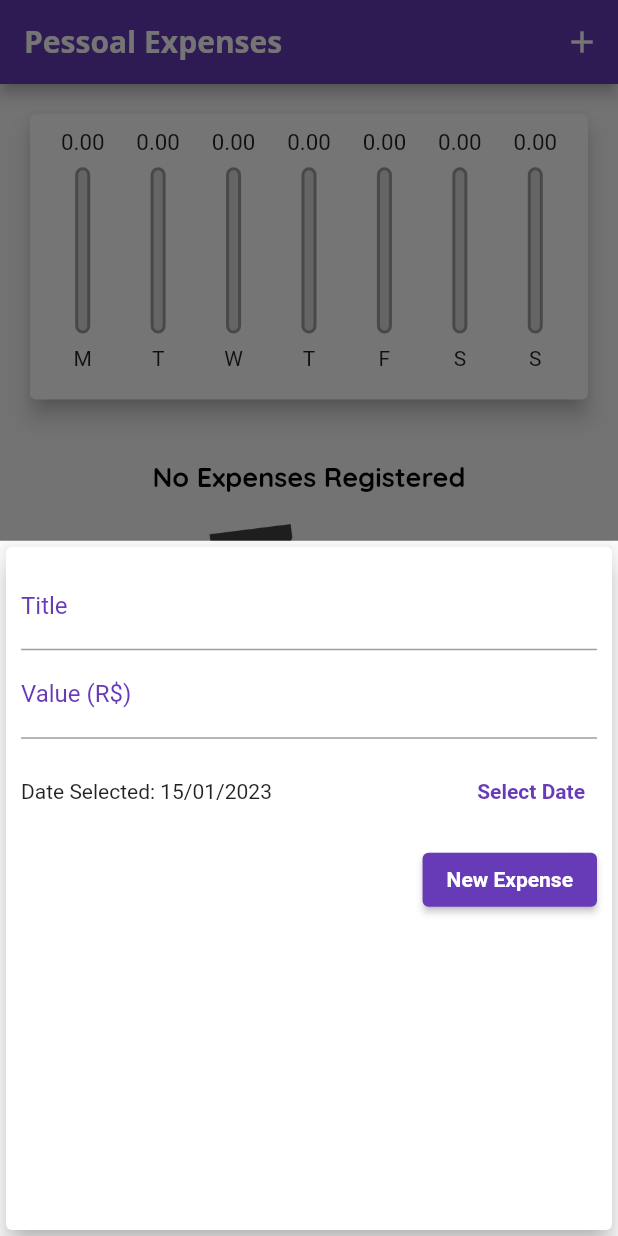
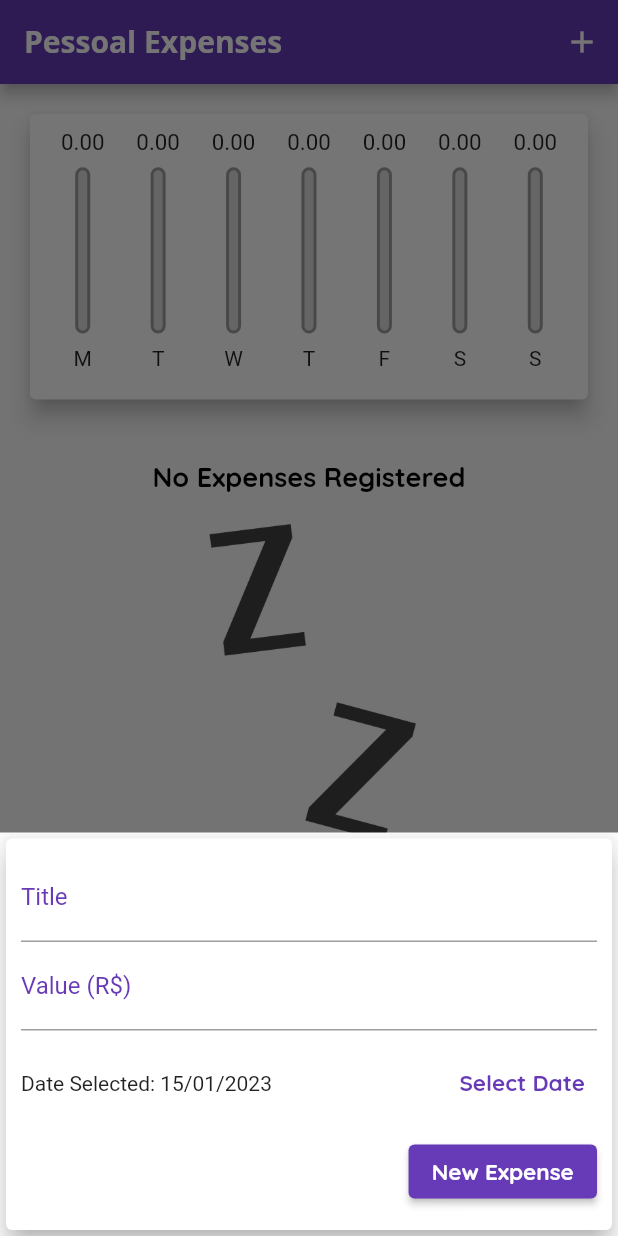
Before and after one commit to bielom43/ProjectApp-Despesas, a Flutter app: the screen it shows after launch, after a tap on the "add" icon, on a phone screen of 412 x 824 dp. Run offline on Flutter 3.47's test engine with Material 2 defaults, Android fonts, the phone set to English and light mode, and no system bars.

Commit message:
final fixes

```diff
--- a/lib/components/transactio_form.dart
+++ b/lib/components/transactio_form.dart
@@ -46,10 +46,16 @@ class _TransactionFormState extends State<TransactionForm> {
 
   @override
   Widget build(BuildContext context) {
-    return Card(
+    return SingleChildScrollView(
+      child: Card(
         elevation: 7,
         child: Padding(
-        padding: const EdgeInsets.all(10),
+          padding: EdgeInsets.only(
+            top: 10,
+            right: 10,
+            left: 10,
+            bottom: 15 + MediaQuery.of(context).viewInsets.bottom,
+          ),
           child: Column(
             children: <Widget>[
               TextFormField(
@@ -65,8 +71,7 @@ class _TransactionFormState extends State<TransactionForm> {
               ),
               TextFormField(
                 controller: _valueController,
-              keyboardType:
-                  const TextInputType.numberWithOptions(decimal: true),
+                keyboardType: const TextInputType.numberWithOptions(decimal: true),
                 onFieldSubmitted: (value) => _submitForm(),
                 decoration: const InputDecoration(
                   labelText: 'Value (R\$)',
@@ -117,6 +122,7 @@ class _TransactionFormState extends State<TransactionForm> {
             ],
           ),
         ),
+      ),
     );
   }
 }
--- a/lib/main.dart
+++ b/lib/main.dart
@@ -31,6 +31,8 @@ class ExpensesApp extends StatelessWidget {
             color: Colors.black,
           ),
           button: const TextStyle(
+            fontFamily: 'QuickSand',
+            fontSize: 15,
             color: Colors.white,
             fontWeight: FontWeight.bold,
           ),
@@ -56,6 +58,7 @@ class MyHomePage extends StatefulWidget {
 
 class _MyHomePageState extends State<MyHomePage> {
   final List<Transaction> _transactions = [];
+
   bool _showChart = false;
 
   List<Transaction> get _recenTransactions {
@@ -137,7 +140,7 @@ class _MyHomePageState extends State<MyHomePage> {
               ),
             if (!_showChart || !isLandscape)
               SizedBox(
-                height: availableHeight * 0.70,
+                height: availableHeight * (isLandscape ? 1 : 0.70),
                 child: TransactionList(transactions: _transactions, _removeTransaction),
               ),
           ],
```
Also changed, not shown: lib/components/transaction_list.dart (+14 -5 lines). Lines whose indentation alone changed are shown as unchanged.
